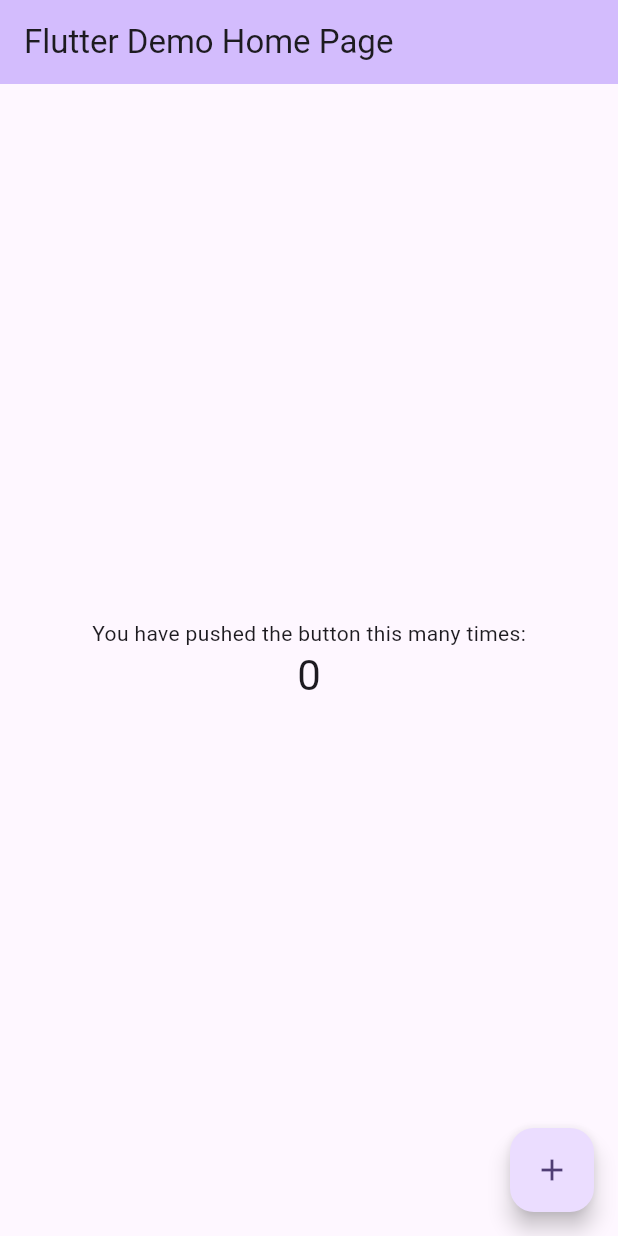
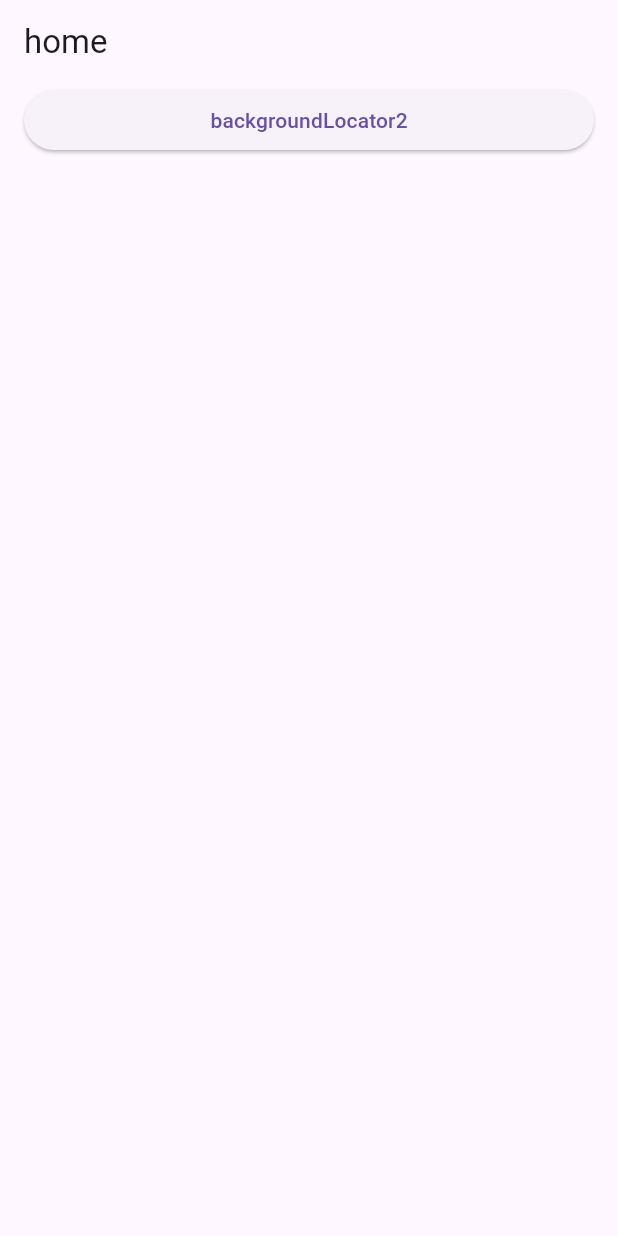
Before and after one commit to developerWoo-kim/background_locator, a Flutter app: the screen it shows after launch, on a phone screen of 412 x 824 dp. Run offline on Flutter 3.47's test engine with Material 3 defaults, Android fonts, the phone set to English and light mode, and no system bars; our stand-ins replace permission_handler; missing offline and left inert: background_locator_2.

Commit message:
* 예제코드 커밋

```diff
--- /dev/null
+++ b/lib/layout/default_layout.dart
@@ -0,0 +1,28 @@
+import 'package:flutter/material.dart';
+
+class DefaultLayout extends StatelessWidget {
+  final String title;
+  final Widget body;
+  final List<Widget>? actions;
+
+  const DefaultLayout({
+    required this.title,
+    required this.body,
+    this.actions,
+    super.key
+  });
+
+  @override
+  Widget build(BuildContext context) {
+    return Scaffold(
+      appBar: AppBar(
+        title: Text(title),
+        actions: actions,
+      ),
+      body: Padding(
+        padding: EdgeInsets.symmetric(horizontal: 16.0),
+        child: body,
+      ),
+    );
+  }
+}
--- a/lib/main.dart
+++ b/lib/main.dart
@@ -1,125 +1,11 @@
+import 'package:background_locator/screen/home_screen.dart';
 import 'package:flutter/material.dart';
 
 void main() {
-  runApp(const MyApp());
+  runApp(
+      MaterialApp(
+        home: const HomeScreen(),
+        debugShowCheckedModeBanner: false,
+      )
+  );
 }
-
-class MyApp extends StatelessWidget {
-  const MyApp({super.key});
-
-  // This widget is the root of your application.
-  @override
-  Widget build(BuildContext context) {
-    return MaterialApp(
-      title: 'Flutter Demo',
-      theme: ThemeData(
-        // This is the theme of your application.
-        //
-        // TRY THIS: Try running your application with "flutter run". You'll see
-        // the application has a purple toolbar. Then, without quitting the app,
-        // try changing the seedColor in the colorScheme below to Colors.green
-        // and then invoke "hot reload" (save your changes or press the "hot
-        // reload" button in a Flutter-supported IDE, or press "r" if you used
-        // the command line to start the app).
-        //
-        // Notice that the counter didn't reset back to zero; the application
-        // state is not lost during the reload. To reset the state, use hot
-        // restart instead.
-        //
-        // This works for code too, not just values: Most code changes can be
-        // tested with just a hot reload.
-        colorScheme: ColorScheme.fromSeed(seedColor: Colors.deepPurple),
-        useMaterial3: true,
-      ),
-      home: const MyHomePage(title: 'Flutter Demo Home Page'),
-    );
-  }
-}
-
-class MyHomePage extends StatefulWidget {
-  const MyHomePage({super.key, required this.title});
-
-  // This widget is the home page of your application. It is stateful, meaning
-  // that it has a State object (defined below) that contains fields that affect
-  // how it looks.
-
-  // This class is the configuration for the state. It holds the values (in this
-  // case the title) provided by the parent (in this case the App widget) and
-  // used by the build method of the State. Fields in a Widget subclass are
-  // always marked "final".
-
-  final String title;
-
-  @override
-  State<MyHomePage> createState() => _MyHomePageState();
-}
-
-class _MyHomePageState extends State<MyHomePage> {
-  int _counter = 0;
-
-  void _incrementCounter() {
-    setState(() {
-      // This call to setState tells the Flutter framework that something has
-      // changed in this State, which causes it to rerun the build method below
-      // so that the display can reflect the updated values. If we changed
-      // _counter without calling setState(), then the build method would not be
-      // called again, and so nothing would appear to happen.
-      _counter++;
-    });
-  }
-
-  @override
-  Widget build(BuildContext context) {
-    // This method is rerun every time setState is called, for instance as done
-    // by the _incrementCounter method above.
-    //
-    // The Flutter framework has been optimized to make rerunning build methods
-    // fast, so that you can just rebuild anything that needs updating rather
-    // than having to individually change instances of widgets.
-    return Scaffold(
-      appBar: AppBar(
-        // TRY THIS: Try changing the color here to a specific color (to
-        // Colors.amber, perhaps?) and trigger a hot reload to see the AppBar
-        // change color while the other colors stay the same.
-        backgroundColor: Theme.of(context).colorScheme.inversePrimary,
-        // Here we take the value from the MyHomePage object that was created by
-        // the App.build method, and use it to set our appbar title.
-        title: Text(widget.title),
-      ),
-      body: Center(
-        // Center is a layout widget. It takes a single child and positions it
-        // in the middle of the parent.
-        child: Column(
-          // Column is also a layout widget. It takes a list of children and
-          // arranges them vertically. By default, it sizes itself to fit its
-          // children horizontally, and tries to be as tall as its parent.
-          //
-          // Column has various properties to control how it sizes itself and
-          // how it positions its children. Here we use mainAxisAlignment to
-          // center the children vertically; the main axis here is the vertical
-          // axis because Columns are vertical (the cross axis would be
-          // horizontal).
-          //
-          // TRY THIS: Invoke "debug painting" (choose the "Toggle Debug Paint"
-          // action in the IDE, or press "p" in the console), to see the
-          // wireframe for each widget.
-          mainAxisAlignment: MainAxisAlignment.center,
-          children: <Widget>[
-            const Text(
-              'You have pushed the button this many times:',
-            ),
-            Text(
-              '$_counter',
-              style: Theme.of(context).textTheme.headlineMedium,
-            ),
-          ],
-        ),
-      ),
-      floatingActionButton: FloatingActionButton(
-        onPressed: _incrementCounter,
-        tooltip: 'Increment',
-        child: const Icon(Icons.add),
-      ), // This trailing comma makes auto-formatting nicer for build methods.
-    );
-  }
-}
--- /dev/null
+++ b/lib/screen/home_screen.dart
@@ -0,0 +1,26 @@
+import 'package:background_locator/layout/default_layout.dart';
+import 'package:background_locator/screen/locator_screen.dart';
+import 'package:flutter/material.dart';
+
+class HomeScreen extends StatelessWidget {
+  const HomeScreen({super.key});
+
+  @override
+  Widget build(BuildContext context) {
+    return DefaultLayout(
+        title: 'home',
+        body: ListView(
+          children: [
+            ElevatedButton(
+              onPressed: () {
+                Navigator.of(context).push(
+                  MaterialPageRoute(builder: (_) => LocatorScreen(),),
+                );
+              },
+              child: Text('backgroundLocator2'),
+            ),
+          ],
+        )
+    );
+  }
+}
--- /dev/null
+++ b/lib/util/background_locator2/custom_location_callback_handler.dart
@@ -0,0 +1,29 @@
+
+import 'package:background_locator/util/background_locator2/custom_location_service_repository.dart';
+import 'package:background_locator_2/location_dto.dart';
+
+@pragma('vm:entry-point')
+class CustomLocationCallbackHandler {
+  @pragma('vm:entry-point')
+  static Future<void> initCallback(Map<dynamic, dynamic> params) async {
+    CustomLocationServiceRepository myLocationCallbackRepository = CustomLocationServiceRepository();
+    await myLocationCallbackRepository.init(params);
+  }
+
+  @pragma('vm:entry-point')
+  static Future<void> disposeCallback() async {
+    CustomLocationServiceRepository myLocationCallbackRepository = CustomLocationServiceRepository();
+    await myLocationCallbackRepository.dispose();
+  }
+
+  @pragma('vm:entry-point')
+  static Future<void> callback(LocationDto locationDto) async {
+    CustomLocationServiceRepository myLocationCallbackRepository = CustomLocationServiceRepository();
+    await myLocationCallbackRepository.callback(locationDto);
+  }
+
+  @pragma('vm:entry-point')
+  static Future<void> notificationCallback() async {
+    print('***notificationCallback');
+  }
+}
--- a/pubspec.yaml
+++ b/pubspec.yaml
@@ -30,6 +30,10 @@
 dependencies:
   flutter:
     sdk: flutter
+
+  background_locator_2: ^2.0.6
+  path_provider: ^2.0.8
+  permission_handler: ^11.1.0
 
 
   # The following adds the Cupertino Icons font to your application.
```
Also changed, not shown: lib/screen/locator_screen.dart (added, +257 -0 lines), lib/util/background_locator2/custom_location_service_repository.dart (added, +94 -0 lines), lib/util/file_manager.dart (added, +30 -0 lines), pubspec.lock, 4 other files.
